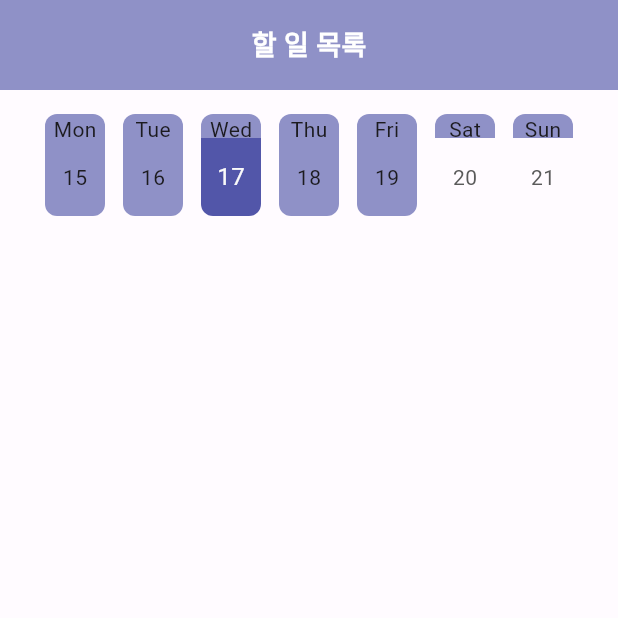
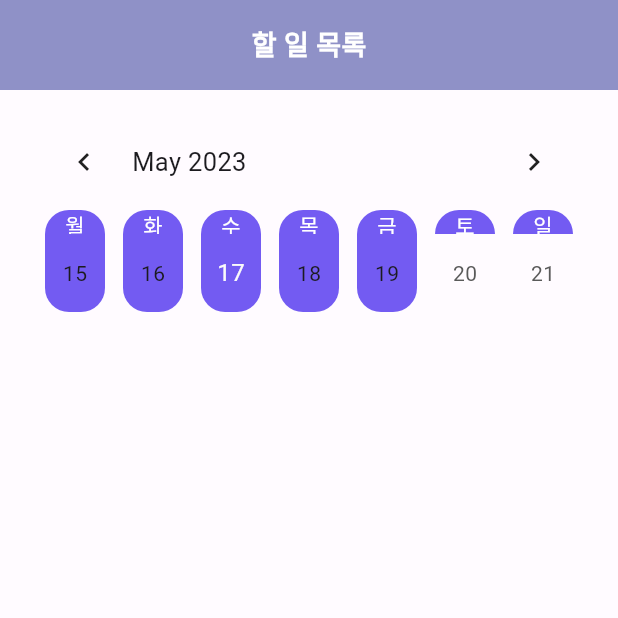
Before and after one commit to Daryu-Kim/plancation-flutter, a Flutter app: the HomeTodoPage screen opened directly, on a phone screen of 412 x 824 dp, the top half of it. Run offline on Flutter 3.47's test engine with Material 2 defaults, Android fonts, the phone set to English and light mode, and no system bars; drawn by our look-alikes of table_calendar; our stand-ins replace calendar_timeline, cloud_firestore, curved_navigation_bar, firebase_auth, firebase_core, firebase_storage and 9 more; missing offline and left inert: word_break_text; accounts and stored records are empty; Roboto replaces fonts that are missing (Pretendard).

Commit message:
⚡️home_todo header..

```diff
--- a/lib/pages/home_todo/home_todo.dart
+++ b/lib/pages/home_todo/home_todo.dart
@@ -59,49 +59,77 @@ class _HomeTodoPageState extends State<HomeTodoPage> {
                   calendarFormat: CalendarFormat.week,
                   // 시작요일은 월요일
                   startingDayOfWeek: StartingDayOfWeek.monday,
-                  headerVisible: false,
+                  headerVisible: true,
+
+                  //헤더부분
+                  headerStyle: const HeaderStyle(
+                    formatButtonVisible: false,
+                  ),
+
                   calendarStyle: CalendarStyle(
-                    cellMargin: EdgeInsets.symmetric(horizontal: 6),
+                    cellMargin: const EdgeInsets.symmetric(horizontal: 6),
                     cellPadding: EdgeInsets.zero,
 
+                    //기본세팅
                     defaultDecoration: BoxDecoration(
-                      borderRadius: BorderRadius.only(
-                        bottomLeft: Radius.circular(8),
-                        bottomRight: Radius.circular(8),
-                      ),
-                      color: Theme.of(context).colorScheme.secondary
-                    ),
+                        borderRadius: const BorderRadius.only(
+                          bottomLeft: Radius.circular(16),
+                          bottomRight: Radius.circular(16),
+                        ),
+                        color: Theme.of(context).colorScheme.tertiary),
+
+                    //오늘날짜 데코
                     todayDecoration: BoxDecoration(
-                        borderRadius: BorderRadius.only(
+                        borderRadius: const BorderRadius.only(
+                          bottomLeft: Radius.circular(16),
+                          bottomRight: Radius.circular(16),
+                        ),
+                        color: Theme.of(context).colorScheme.tertiary),
+
+                    //선택한 날짜 데코
+                    selectedDecoration: BoxDecoration(
+                        borderRadius: const BorderRadius.only(
                           bottomLeft: Radius.circular(8),
                           bottomRight: Radius.circular(8),
                         ),
-                        color: Theme.of(context).colorScheme.primary
-                    ),
-                    selectedDecoration: BoxDecoration(
-                        borderRadius: BorderRadius.only(
-                          bottomLeft: Radius.circular(8),
-                          bottomRight: Radius.circular(8),
-                        ),
-                        color: Theme.of(context).colorScheme.primary
-                    )
+                        color: Theme.of(context).colorScheme.primary),
                   ),
+
+                  //캘린더 요일부분
                   calendarBuilders: CalendarBuilders(
                     dowBuilder: (context, day) {
-                      final text = DateFormat.E().format(day);
+                      var text = DateFormat.E().format(day);
+
+                      if (day.weekday == DateTime.sunday) {
+                        text = '일';
+                      } else if (day.weekday == DateTime.monday) {
+                        text = '월';
+                      } else if (day.weekday == DateTime.tuesday) {
+                        text = '화';
+                      } else if (day.weekday == DateTime.wednesday) {
+                        text = '수';
+                      } else if (day.weekday == DateTime.thursday) {
+                        text = '목';
+                      } else if (day.weekday == DateTime.friday) {
+                        text = '금';
+                      } else if (day.weekday == DateTime.saturday) {
+                        text = '토';
+                      }
                       return Container(
                         alignment: Alignment.center,
                         margin: const EdgeInsets.symmetric(horizontal: 6),
                         decoration: BoxDecoration(
-                          color: Theme.of(context).colorScheme.secondary,
-                          borderRadius: const BorderRadius.only(
-                            topRight: Radius.circular(8),
-                            topLeft: Radius.circular(8),
-                          )
+                            color: Theme.of(context).colorScheme.tertiary,
+                            borderRadius: const BorderRadius.only(
+                              topRight: Radius.circular(20),
+                              topLeft: Radius.circular(20),
+                            )),
+                        child: Text(
+                          text,
+                          style: const TextStyle(color: Colors.white),
                         ),
-                        child: Text(text)
                       );
-                    }
+                    },
                   ),
                   // headerStyle: const HeaderStyle(
                   //   leftChevronIcon: Icon(
```
